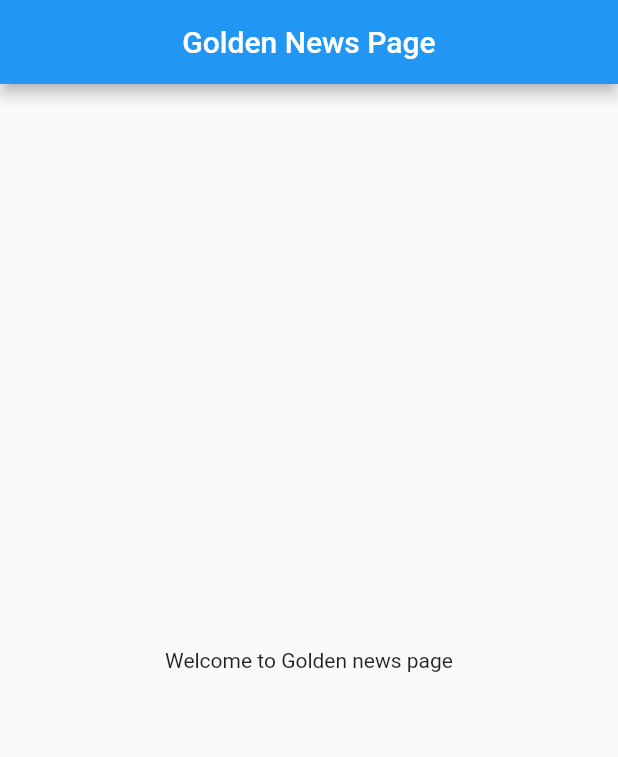
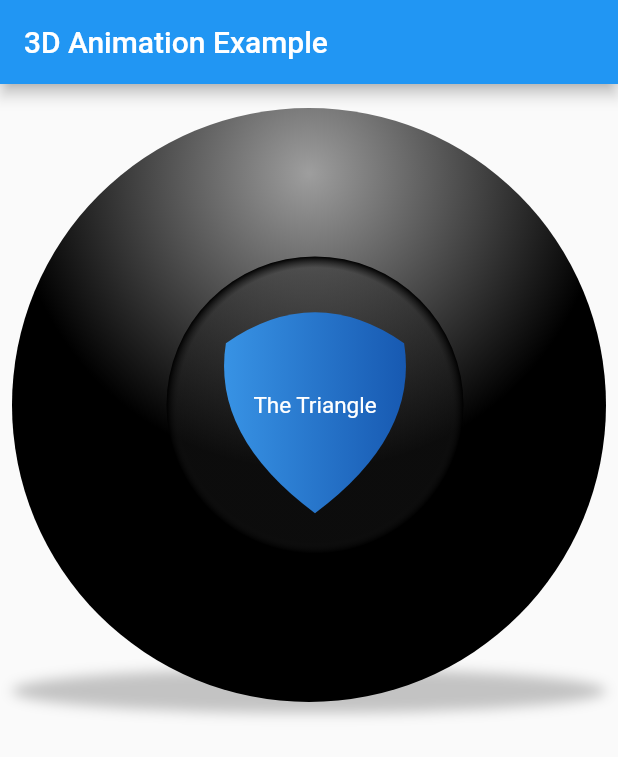
Before and after one commit to XROLE/tutorial_apps, a Flutter app: the screen it shows after launch, on a phone screen of 412 x 824 dp. Shown: the top 757 px of the screen. Run offline on Flutter 3.47's test engine with Material 2 defaults, Android fonts, the phone set to English and light mode, and no system bars; our stand-ins replace connectivity_plus, dio.

Commit message:
practice three d model part one

```diff
--- /dev/null
+++ b/lib/3DAnimation/d_curved.dart
@@ -0,0 +1,27 @@
+import 'package:flutter/material.dart';
+import 'package:tutorial_apps/3DAnimation/triangle.dart';
+
+class Dcurved extends StatelessWidget {
+  final Offset lightSource;
+  final Widget child;
+
+  const Dcurved({Key? key, required this.lightSource, required this.child}) : super(key: key);
+
+  @override
+  Widget build(BuildContext context) {
+    final innerShadowWidth = lightSource.distance * 0.1;
+
+    return Container(
+      decoration: BoxDecoration(
+        // color: Colors.black,
+        shape: BoxShape.circle,
+        gradient: RadialGradient(
+          // center: Alignment(this.widget.lightSource.dx, this.widget.lightSource.dy),
+          stops: [1 - innerShadowWidth, 1],
+          colors: [Color(0xff661f1f1f), Colors.black],
+        ),
+      ),
+      child: this.child,
+    );
+  }
+}
--- /dev/null
+++ b/lib/3DAnimation/index.dart
@@ -0,0 +1,25 @@
+import 'package:flutter/material.dart';
+import 'package:tutorial_apps/3DAnimation/sphere_ball.dart';
+
+class AnimationHome extends StatefulWidget {
+  const AnimationHome({ Key? key }) : super(key: key);
+
+  @override
+  _AnimationHomeState createState() => _AnimationHomeState();
+}
+
+class _AnimationHomeState extends State<AnimationHome> {
+  @override
+  Widget build(BuildContext context) {
+    return Scaffold(
+      appBar: AppBar(title: Text('3D Animation Example'),),
+      body: Container(
+        padding: EdgeInsets.all(8),
+        child: Column(
+          children: [
+            const SphereBall(),
+          ],
+        ))
+    );
+  }
+}
--- /dev/null
+++ b/lib/3DAnimation/shadow_sphere.dart
@@ -0,0 +1,23 @@
+import 'dart:math' as math;
+import 'package:flutter/material.dart';
+
+class ShadowSphere extends StatelessWidget {
+  final double diameter;
+  const ShadowSphere({Key? key, required this.diameter}) : super(key: key);
+
+  @override
+  Widget build(BuildContext context) {
+    return Transform(
+      transform: Matrix4.identity()..rotateX(math.pi/2.1),
+      origin: Offset(0, diameter),
+      child: Container(
+        width: this.diameter,
+        height: this.diameter,
+        decoration: BoxDecoration(
+          // color: Colors.black,
+          shape: BoxShape.circle,
+          boxShadow: [BoxShadow(blurRadius: 25, color: Colors.grey.withOpacity(0.6))]
+        ),
+      ));
+  }
+}
--- /dev/null
+++ b/lib/3DAnimation/sphere_ball.dart
@@ -0,0 +1,33 @@
+import 'package:flutter/material.dart';
+import 'package:tutorial_apps/3DAnimation/d_curved.dart';
+import 'package:tutorial_apps/3DAnimation/shadow_sphere.dart';
+import 'package:tutorial_apps/3DAnimation/sphere_density.dart';
+import 'package:tutorial_apps/3DAnimation/triangle.dart';
+
+class SphereBall extends StatefulWidget {
+  const SphereBall({Key? key}) : super(key: key);
+
+  @override
+  _SphereBallState createState() => _SphereBallState();
+}
+
+class _SphereBallState extends State<SphereBall> {
+  static const lightSource = Offset(0, -0.75);
+  @override
+  Widget build(BuildContext context) {
+    final size = Size.square(MediaQuery.of(context).size.shortestSide);
+    return Stack(
+      children: [
+        ShadowSphere(diameter: size.shortestSide),
+        SphereDensity(
+          lightSource: lightSource,
+          diameter: size.shortestSide,
+          child: Transform(
+            origin: size.center(Offset.zero),
+            transform: Matrix4.identity()..scale(0.5),
+            child: Dcurved(lightSource: lightSource, child: Triangle(text: "The Triangle",),)),
+        ),
+      ],
+    );
+  }
+}
--- /dev/null
+++ b/lib/3DAnimation/sphere_density.dart
@@ -0,0 +1,31 @@
+import 'package:flutter/material.dart';
+
+class SphereDensity extends StatefulWidget {
+  final Offset lightSource;
+  final double diameter;
+  final Widget child;
+
+  const SphereDensity({Key? key, required this.lightSource, required this.diameter, required this.child})
+      : super(key: key);
+  @override
+  _SphereDensityState createState() => _SphereDensityState();
+}
+
+class _SphereDensityState extends State<SphereDensity> {
+  @override
+  Widget build(BuildContext context) {
+    return Container(
+      width: this.widget.diameter,
+      height: this.widget.diameter,
+      decoration: BoxDecoration(
+        // color: Colors.black,
+        shape: BoxShape.circle,
+        gradient: RadialGradient(
+          center: Alignment(this.widget.lightSource.dx, this.widget.lightSource.dy),
+          colors: [Colors.grey, Colors.black],
+        ),
+      ),
+      child: this.widget.child ,
+    );
+  }
+}
--- /dev/null
+++ b/lib/3DAnimation/triangle.dart
@@ -0,0 +1,49 @@
+import 'package:flutter/material.dart';
+import 'package:flutter/physics.dart';
+
+class Triangle extends StatelessWidget {
+  final String text;
+  const Triangle({Key? key, required this.text}) : super(key: key);
+
+  @override
+  Widget build(BuildContext context) {
+    return CustomPaint(
+        painter: _TrianglePainter(),
+        child: Container(
+          alignment: Alignment.center,
+          child: Text(
+            text,
+            textAlign: TextAlign.center,
+            style: TextStyle(color: Colors.white, fontSize: 30),
+          ),
+        ));
+  }
+}
+
+class _TrianglePainter extends CustomPainter {
+  final _gradient = LinearGradient(colors: [Colors.blue.shade400, Colors.blue.shade900]);
+
+  @override
+  void paint(Canvas canvas, Size size) {
+    final painter = new Paint()
+      ..shader = _gradient.createShader(Offset.zero & size)
+      ..style = PaintingStyle.fill;
+
+    final w = size.width;
+    final h = size.height;
+    final path = Path()
+      ..moveTo(w * 0.2, h * 0.3)
+      ..quadraticBezierTo(w * 0.5, h * 0.1, w * 0.8, h * 0.3)
+      ..quadraticBezierTo(w * 0.85, h * 0.6, w * 0.5, h * 0.85)
+      ..quadraticBezierTo(w * 0.15, h * 0.6, w * 0.2, h * 0.3)
+      ..close();
+
+    canvas.drawPath(path, painter);
+  }
+
+  @override
+  bool shouldRepaint(covariant CustomPainter oldDelegate) => false;
+
+  @override
+  bool shouldRebuildSemantics(covariant CustomPainter oldDelegate) => false;
+}
--- a/lib/main.dart
+++ b/lib/main.dart
@@ -4,6 +4,7 @@ import 'package:flutter/material.dart';
 import 'package:provider/provider.dart';
 import 'package:tutorial_apps/news-landing-page/view-models/news-article-list-model.dart';
 
+import '3DAnimation/index.dart';
 import 'data/check_connectivity.dart';
 import 'news-landing-page/ui/new-page/news-page.dart';
 
@@ -38,7 +39,7 @@ class _MyAppState extends State<MyApp> {
       ),
       home: MultiProvider(
           providers: [ChangeNotifierProvider(create: (_) => NewsArticleListViewModel())],
-          child: NewsPage()),
+          child: AnimationHome()),
     );
   }
 }
```
